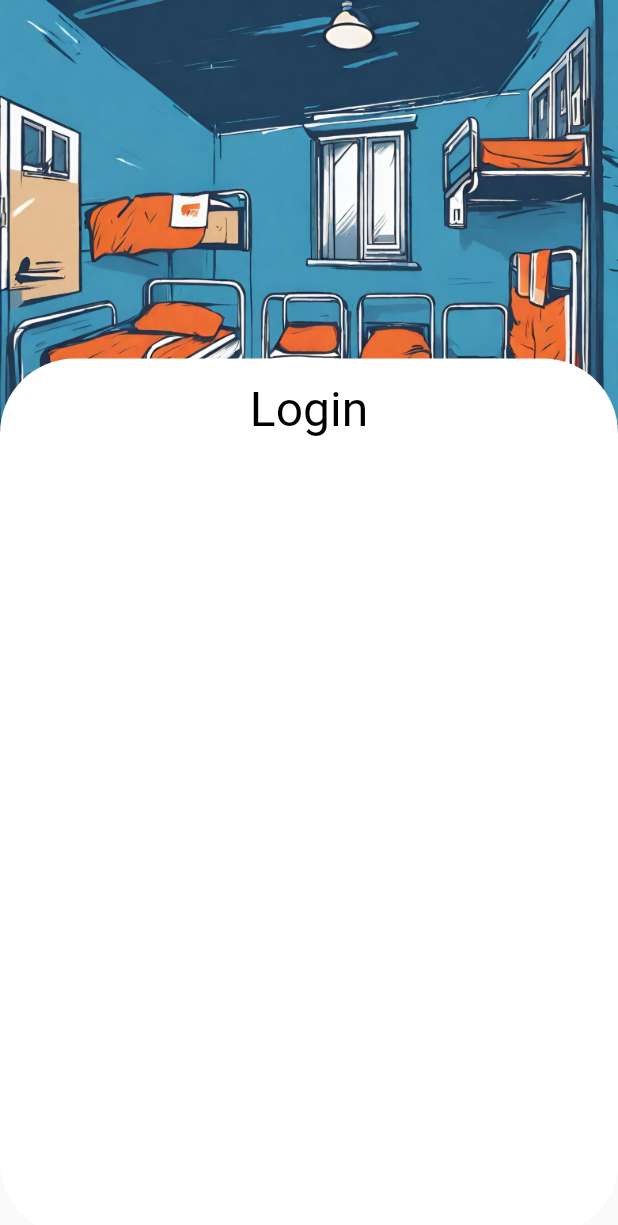
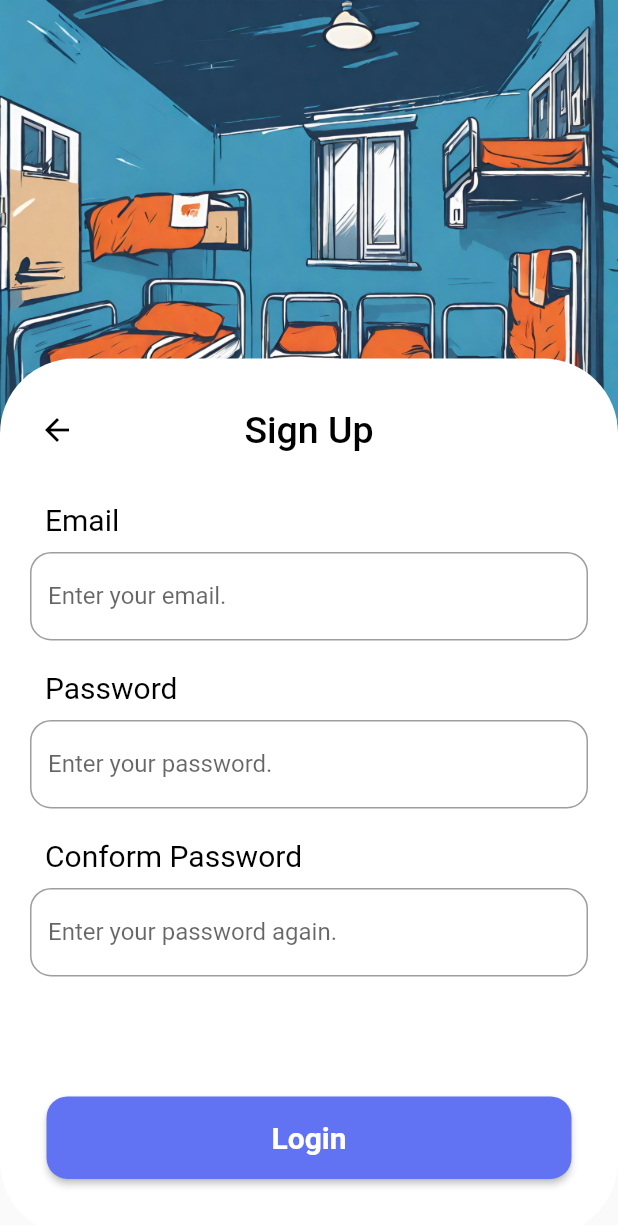
Before and after one commit to Mero-Vision/mero_hostel, a Flutter app: the screen it shows after launch, after a tap on an icon or button, on a phone screen of 412 x 824 dp. Shown: the top 1225 px of the screen. Run offline on Flutter 3.47's test engine with Material 2 defaults, Android fonts, the light colour scheme and no system bars; our stand-ins replace flutter_screenutil, get.

Commit message:
quick update

```diff
--- a/lib/views/login/loginPage.dart
+++ b/lib/views/login/loginPage.dart
@@ -1,6 +1,7 @@
 // ignore_for_file: prefer_const_constructors
 
 import 'package:flutter/material.dart';
+import 'package:flutter/rendering.dart';
 import 'package:get/get.dart';
 import 'package:mero_hostel/utils/constant.dart';
 import 'package:mero_hostel/views/signup/signupPage.dart';
@@ -20,6 +21,7 @@ class LoginPage extends StatelessWidget {
           children: [
             Align(
               alignment: Alignment.topCenter,
+              child: SingleChildScrollView(
                 child: Container(
                   child: Image.asset(
                     'assets/images/login_sign_Background.png',
@@ -27,12 +29,9 @@ class LoginPage extends StatelessWidget {
                   ),
                 ),
               ),
+            ),
             Align(
               alignment: Alignment.bottomCenter,
-              child: Hero(
-                tag: 'Login_SignUp',
-                child: Material(
-                  type: MaterialType.transparency,
               child: Container(
                 height: ScreenHeight * 0.6,
                 width: ScreenWidth,
@@ -107,8 +106,6 @@ class LoginPage extends StatelessWidget {
                     ]),
               ),
             ),
-              ),
-            )
           ],
         ),
       ),
--- a/lib/views/signup/signupPage.dart
+++ b/lib/views/signup/signupPage.dart
@@ -4,7 +4,6 @@ import 'package:flutter/material.dart';
 import 'package:get/get.dart';
 import 'package:mero_hostel/utils/constant.dart';
 import 'package:mero_hostel/widgets/Mytext.dart';
-import 'package:mero_hostel/widgets/myRichText.dart';
 import 'package:mero_hostel/widgets/myTextFormField.dart';
 import 'package:mero_hostel/widgets/mybutton.dart';
 
@@ -39,19 +38,78 @@ class SignupPage extends StatelessWidget {
                       color: Colors.white,
                       borderRadius: BorderRadius.circular(50),
                     ),
+                    child: SingleChildScrollView(
                       child: Column(
                           crossAxisAlignment: CrossAxisAlignment.start,
                           children: [
-                          Center(
-                            child: MyText(
-                              text: 'Login',
+                            Padding(
+                              padding: const EdgeInsets.symmetric(vertical: 20),
+                              child: AppBar(
+                                elevation: 0,
+                                shadowColor: Color(0x00),
+                                leading: IconButton(
+                                  padding: EdgeInsets.only(left: 20),
+                                  onPressed: () {
+                                    Get.back();
+                                  },
+                                  icon: Icon(Icons.arrow_back),
                                   color: KTextColor,
-                              size: 32,
-                              top: 15,
-                              bottom: 30,
+                                ),
+                                centerTitle: true,
+                                title: MyText(
+                                    text: 'Sign Up',
+                                    color: KTextColor,
+                                    size: 25),
+                                backgroundColor: Color(0x00),
                               ),
                             ),
+                            MyText(
+                              text: 'Email',
+                              color: KTextColor,
+                              size: 20,
+                              left: 30,
+                            ),
+                            MyTextFormField(
+                              top: 10,
+                              left: 20,
+                              right: 20,
+                              hintText: 'Enter your email.',
+                            ),
+                            MyText(
+                              text: 'Password',
+                              color: KTextColor,
+                              size: 20,
+                              top: 20,
+                              left: 30,
+                            ),
+                            MyTextFormField(
+                              top: 10,
+                              left: 20,
+                              right: 20,
+                              hintText: 'Enter your password.',
+                            ),
+                            MyText(
+                              text: 'Conform Password',
+                              color: KTextColor,
+                              size: 20,
+                              top: 20,
+                              left: 30,
+                            ),
+                            MyTextFormField(
+                              top: 10,
+                              left: 20,
+                              right: 20,
+                              bottom: 80,
+                              hintText: 'Enter your password again.',
+                            ),
+                            Center(
+                                child: MyButton(
+                              text: 'Login',
+                              ontap: () {},
+                              bottom: 20,
+                            )),
                           ]),
+                    ),
                   ),
                 ),
               ),
--- a/lib/widgets/mybutton.dart
+++ b/lib/widgets/mybutton.dart
@@ -45,7 +45,7 @@ class MyButton extends StatelessWidget {
               shape: MaterialStatePropertyAll(RoundedRectangleBorder(
                   borderRadius: BorderRadius.circular(radius ?? 14))),
               fixedSize:
-                  MaterialStatePropertyAll(Size(height ?? 350, width ?? 55)),
+                  MaterialStatePropertyAll(Size(width ?? 350, height ?? 55)),
               backgroundColor: MaterialStatePropertyAll(color ?? KButtonColor)),
           child: Text(
             text,
```
Lines whose indentation alone changed are shown as unchanged.
